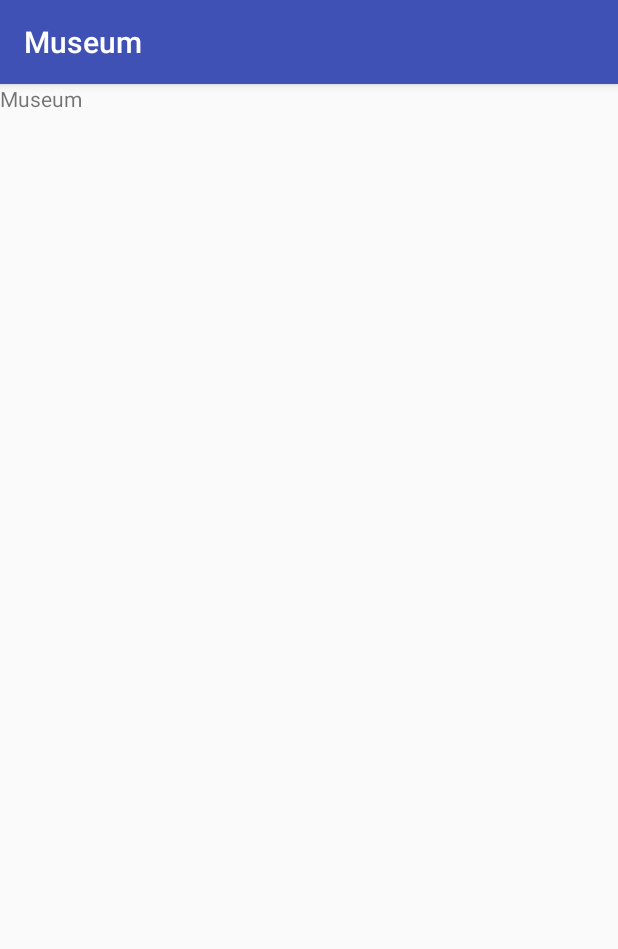
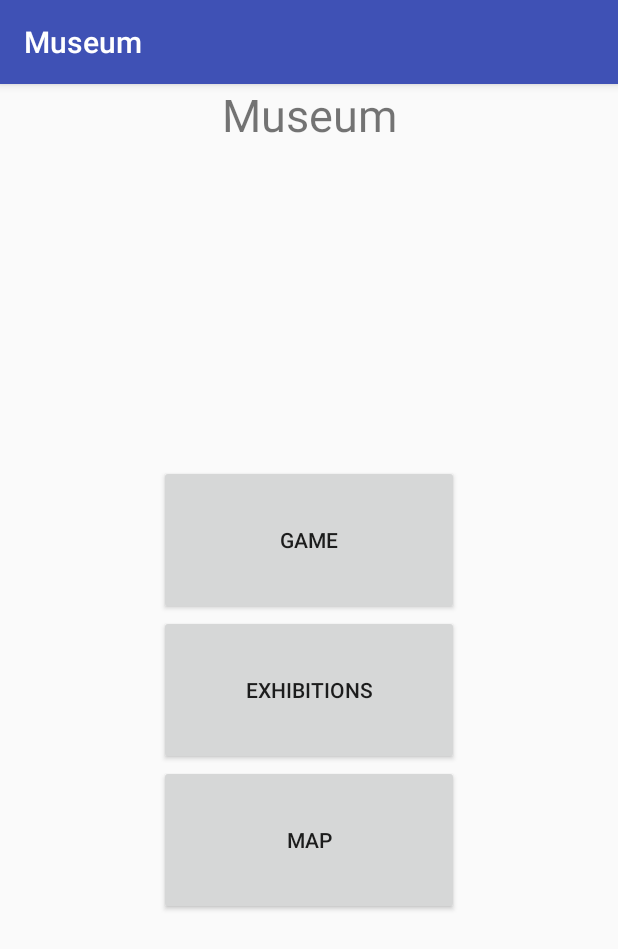
Before and after one commit to UjhelyiB/Museum, an Android app: the ApplicationActivity screen opened directly, with no data from a screen before it, on a phone screen of 412 x 824 dp. Shown: the top 949 px of the screen. Run offline under Robolectric (Android 15) with nearby library versions, the phone set to English and light mode, and no system bars.

Commit message:
Game, Exhibitons and Map activites

```diff
--- a/app/src/main/AndroidManifest.xml
+++ b/app/src/main/AndroidManifest.xml
@@ -19,6 +19,10 @@
             android:screenOrientation="portrait"/>
         <activity android:name=".ApplicationActivity"
             android:screenOrientation="portrait"/>
+        <activity android:name=".GameActivity"
+            android:screenOrientation="portrait"/>
+        <activity android:name=".MapActivity"
+            android:screenOrientation="portrait"/>
     </application>
 
 </manifest>
--- a/app/src/main/java/hu/bme/museum/ApplicationActivity.java
+++ b/app/src/main/java/hu/bme/museum/ApplicationActivity.java
@@ -3,23 +3,46 @@ package hu.bme.museum;
 import android.os.Bundle;
 import android.support.annotation.Nullable;
 import android.support.v7.app.AppCompatActivity;
+import android.view.View;
+import android.widget.Button;
 import android.widget.Toast;
 
 public class ApplicationActivity extends AppCompatActivity {
 
     public static final String LOGIN_SUCCESSFUL = "Login successful!";
+    public static final String PLEASE_LOG_IN_TO_PLAY_THE_GAME = "Please log in to play the game!";
+
+    Button btGame;
+    Button btExhibitions;
+    Button btMap;
 
     @Override
     protected void onCreate(@Nullable Bundle savedInstanceState) {
         super.onCreate(savedInstanceState);
         setContentView(R.layout.activity_application);
 
+        if( getIntent().getBooleanExtra(LoginActivity.KEY_TOP, false)){
+            Toast.makeText(ApplicationActivity.this, LOGIN_SUCCESSFUL, Toast.LENGTH_SHORT).show();
+        }
+
         initUI();
     }
 
     private void initUI() {
-        if( getIntent().getBooleanExtra(LoginActivity.KEY_TOP, false)){
-            Toast.makeText(ApplicationActivity.this, LOGIN_SUCCESSFUL, Toast.LENGTH_SHORT).show();
-        }
+        btGame = (Button) findViewById(R.id.btGame);
+        btExhibitions = (Button) findViewById(R.id.btExhibitions);
+        btMap = (Button) findViewById(R.id.btMap);
+
+        btGame.setOnClickListener(new View.OnClickListener() {
+            @Override
+            public void onClick(View v) {
+                if(!getIntent().getBooleanExtra(LoginActivity.KEY_TOP, false)){
+                    Toast.makeText(ApplicationActivity.this, PLEASE_LOG_IN_TO_PLAY_THE_GAME, Toast.LENGTH_SHORT).show();
+                }else{
+
+                }
+            }
+        });
+
     }
 }
--- a/app/src/main/res/layout/activity_application.xml
+++ b/app/src/main/res/layout/activity_application.xml
@@ -5,7 +5,36 @@
 
     <TextView
         android:id="@+id/tvMainTitle"
-        android:layout_width="wrap_content"
+        android:layout_width="match_parent"
         android:layout_height="wrap_content"
-        android:text="@string/museum"/>
+        android:text="@string/museum"
+        android:gravity="center"
+        android:textSize="30dp"/>
+
+    <LinearLayout
+        android:layout_width="match_parent"
+        android:layout_height="match_parent"
+        android:gravity="center"
+        android:orientation="vertical">
+
+        <Button
+            android:id="@+id/btGame"
+            android:layout_width="200dp"
+            android:layout_height="100dp"
+            android:text="@string/game" />
+
+        <Button
+            android:id="@+id/btExhibitions"
+            android:layout_width="200dp"
+            android:layout_height="100dp"
+            android:text="@string/exhibitions"/>
+
+        <Button
+            android:id="@+id/btMap"
+            android:layout_width="200dp"
+            android:layout_height="100dp"
+            android:text="@string/map"/>
+
+    </LinearLayout>
+
 </LinearLayout>
--- /dev/null
+++ b/app/src/main/res/layout/activity_exhibitions.xml
@@ -0,0 +1,6 @@
+<?xml version="1.0" encoding="utf-8"?>
+<LinearLayout xmlns:android="http://schemas.android.com/apk/res/android"
+    android:orientation="vertical" android:layout_width="match_parent"
+    android:layout_height="match_parent">
+
+</LinearLayout>
--- /dev/null
+++ b/app/src/main/res/layout/activity_game.xml
@@ -0,0 +1,6 @@
+<?xml version="1.0" encoding="utf-8"?>
+<LinearLayout xmlns:android="http://schemas.android.com/apk/res/android"
+    android:orientation="vertical" android:layout_width="match_parent"
+    android:layout_height="match_parent">
+
+</LinearLayout>
--- /dev/null
+++ b/app/src/main/res/layout/activity_map.xml
@@ -0,0 +1,6 @@
+<?xml version="1.0" encoding="utf-8"?>
+<LinearLayout xmlns:android="http://schemas.android.com/apk/res/android"
+    android:orientation="vertical" android:layout_width="match_parent"
+    android:layout_height="match_parent">
+
+</LinearLayout>
--- a/app/src/main/res/values/strings.xml
+++ b/app/src/main/res/values/strings.xml
@@ -9,4 +9,7 @@
     <string name="registration_page">Registration Page</string>
     <string name="continue_without_login">Continue Without Login</string>
     <string name="museum">Museum</string>
+    <string name="game">Game</string>
+    <string name="exhibitions">Exhibitions</string>
+    <string name="map">Map</string>
 </resources>
```
Also changed, not shown: app/src/main/java/hu/bme/museum/ExhibitionsActivity.java (added, +14 -0 lines), app/src/main/java/hu/bme/museum/GameActivity.java (added, +16 -0 lines), app/src/main/java/hu/bme/museum/MapActivity.java (added, +14 -0 lines).
